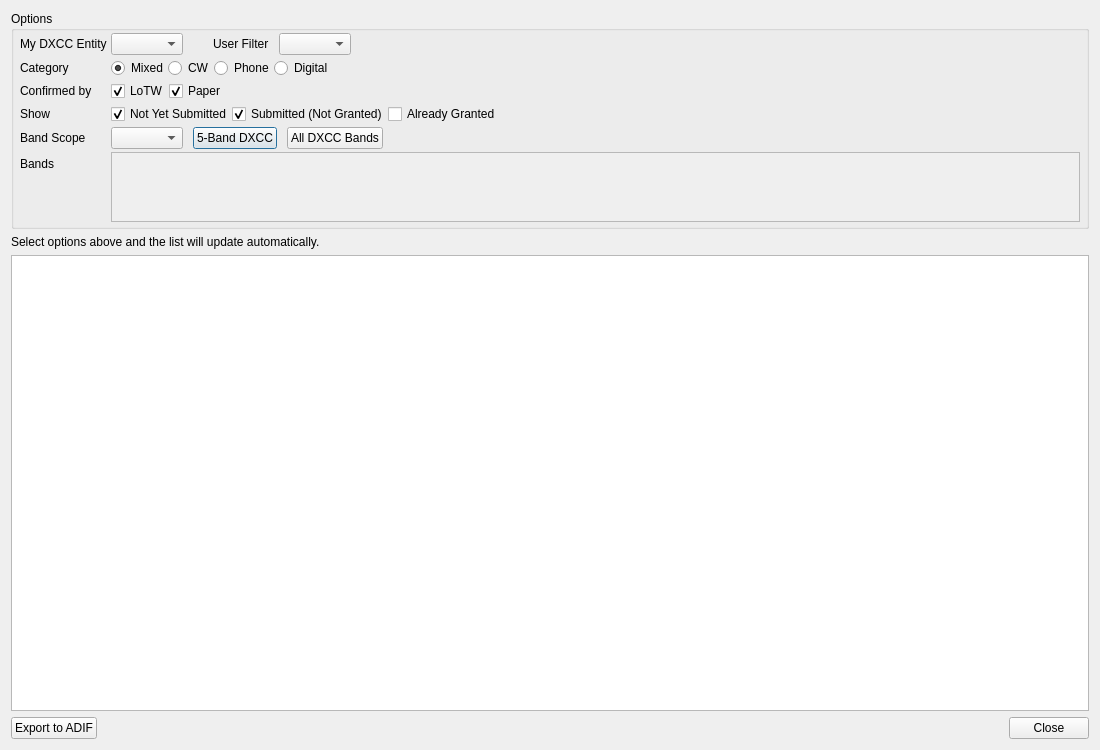
Before: the Qt Designer form ui/DXCCSubmissionDialog.ui in aa5sh/QLog, drawn with Qt 5.
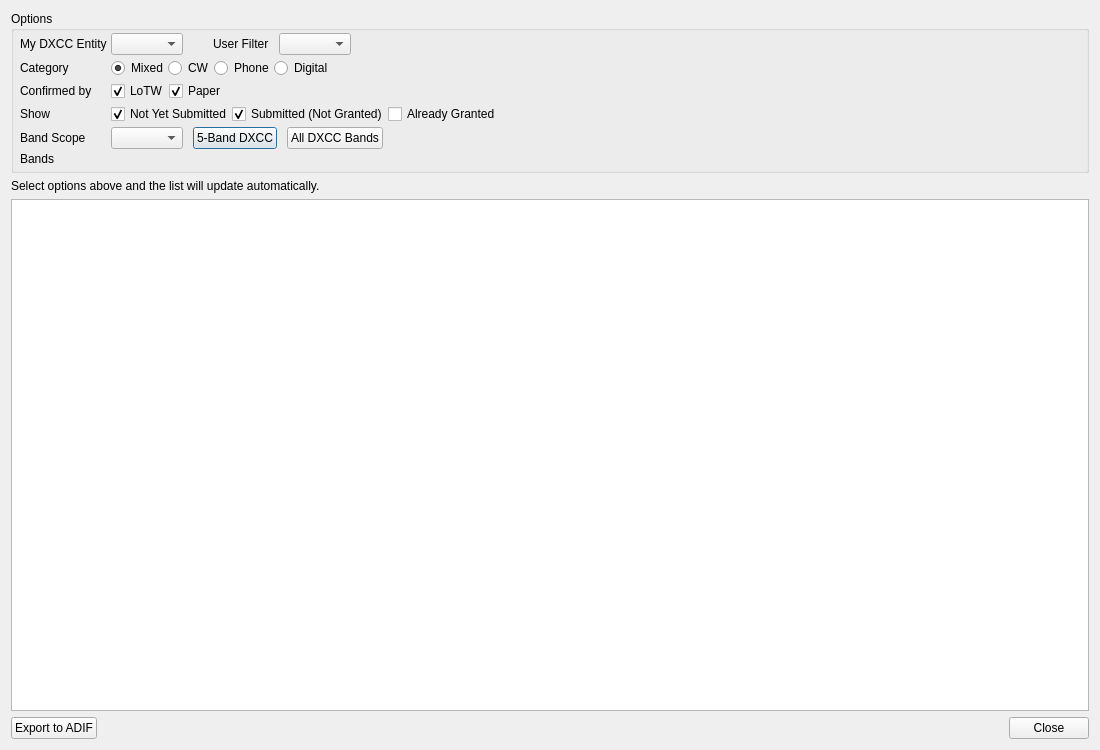
After: the same form once the commit is applied. Icons and pictures are not drawn.

Commit message: DXCC Submission: Code cleanup

```diff
--- a/ui/DXCCSubmissionDialog.ui
+++ b/ui/DXCCSubmissionDialog.ui
@@ -368,56 +368,7 @@
        </widget>
       </item>
       <item row="5" column="1">
-       <widget class="QScrollArea" name="bandScrollArea">
-        <property name="sizePolicy">
-         <sizepolicy hsizetype="Expanding" vsizetype="Maximum">
-          <horstretch>0</horstretch>
-          <verstretch>0</verstretch>
-         </sizepolicy>
-        </property>
-        <property name="frameShape">
-         <enum>QFrame::StyledPanel</enum>
-        </property>
-        <property name="verticalScrollBarPolicy">
-         <enum>Qt::ScrollBarAsNeeded</enum>
-        </property>
-        <property name="horizontalScrollBarPolicy">
-         <enum>Qt::ScrollBarAlwaysOff</enum>
-        </property>
-        <property name="sizeAdjustPolicy">
-         <enum>QAbstractScrollArea::AdjustToContents</enum>
-        </property>
-        <property name="widgetResizable">
-         <bool>true</bool>
-        </property>
-        <widget class="QWidget" name="bandScrollContents">
-         <property name="geometry">
-          <rect>
-           <x>0</x>
-           <y>0</y>
-           <width>946</width>
-           <height>68</height>
-          </rect>
-         </property>
-         <layout class="QHBoxLayout" name="bandCheckLayout">
-          <property name="spacing">
-           <number>4</number>
-          </property>
-          <property name="leftMargin">
-           <number>2</number>
-          </property>
-          <property name="topMargin">
-           <number>2</number>
-          </property>
-          <property name="rightMargin">
-           <number>2</number>
-          </property>
-          <property name="bottomMargin">
-           <number>2</number>
-          </property>
-         </layout>
-        </widget>
-       </widget>
+       <layout class="QGridLayout" name="bandGroup"/>
       </item>
      </layout>
     </widget>
@@ -455,12 +406,12 @@
      <property name="horizontalScrollMode">
       <enum>QAbstractItemView::ScrollPerPixel</enum>
      </property>
-     <property name="sortingEnabled">
-      <bool>true</bool>
-     </property>
      <attribute name="horizontalHeaderCascadingSectionResizes">
       <bool>true</bool>
      </attribute>
+     <attribute name="horizontalHeaderStretchLastSection">
+      <bool>true</bool>
+     </attribute>
      <attribute name="verticalHeaderVisible">
       <bool>false</bool>
      </attribute>
```
Left out of the diff: 200 changed lines with no effect on the pictures. The commit also changes 2 other files.
